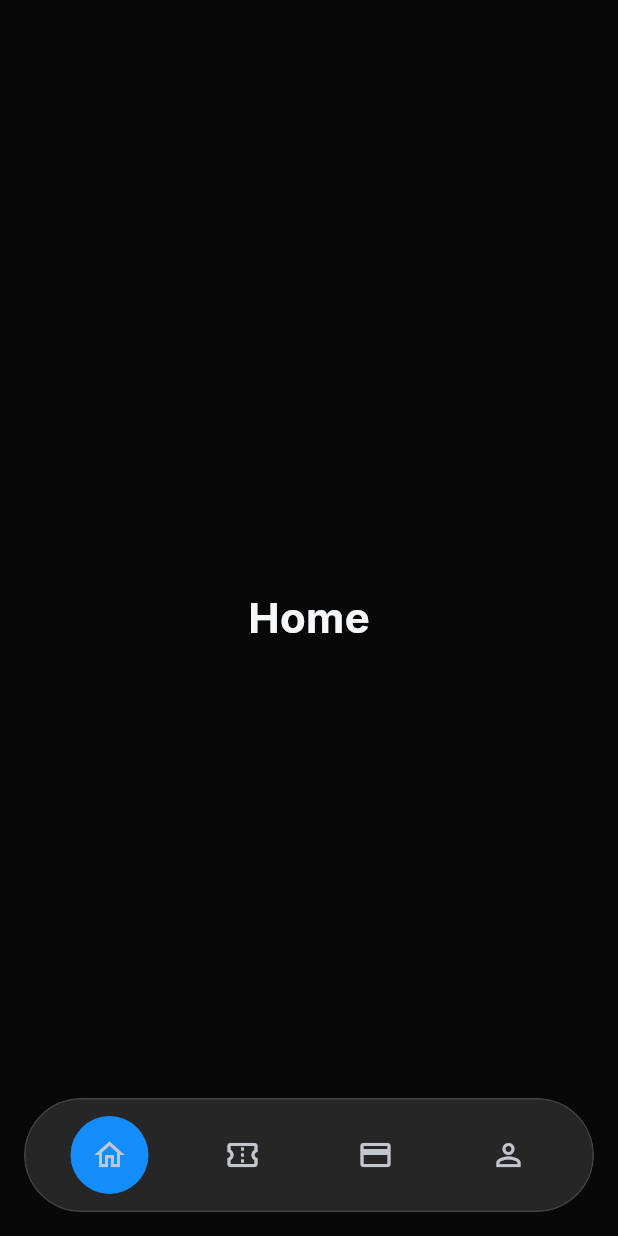
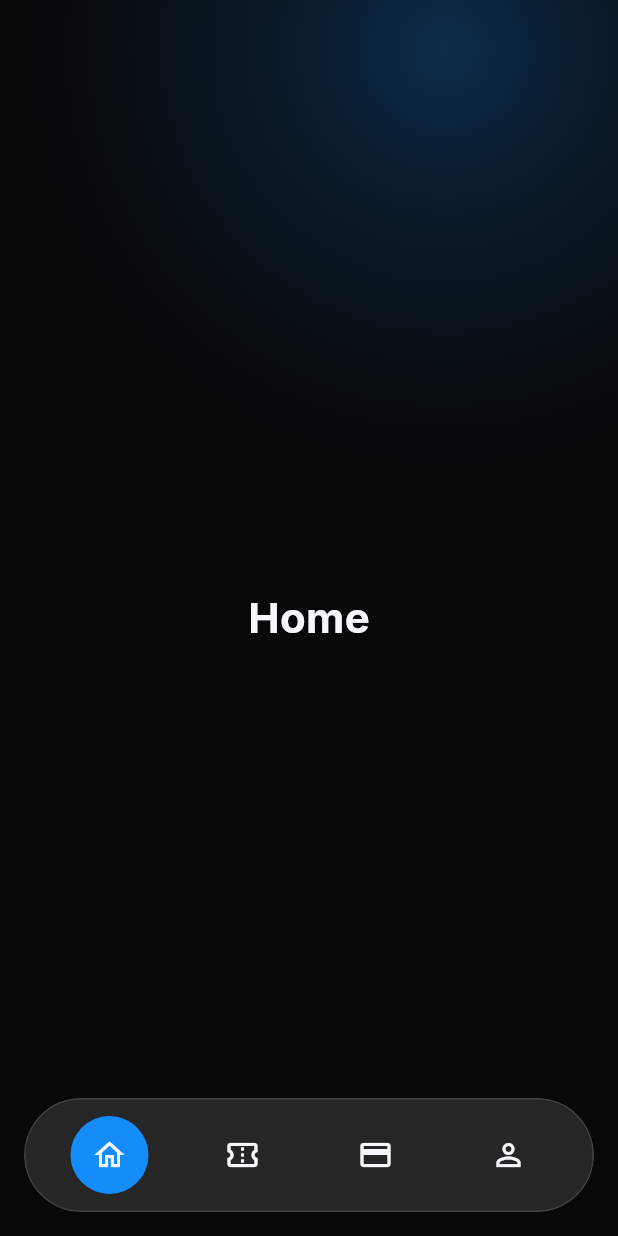
Before and after one commit to Gafclerck/ticketpass, a Flutter app: the screen it shows after launch, on a phone screen of 412 x 824 dp. Run offline on Flutter 3.47's test engine with Material 3 defaults, Android fonts, the phone set to English and light mode, and no system bars; our stand-ins replace drift, flutter_riverpod, go_router, google_fonts, qr_flutter; accounts and stored records are empty; generated files the repository leaves out were written again.

Commit message:
feat(ds): complete design tokens, AppTheme and AppShell with radial glow

```diff
--- a/lib/core/routing/app_router.dart
+++ b/lib/core/routing/app_router.dart
@@ -1,7 +1,7 @@
 import 'package:flutter/material.dart';
 import 'package:go_router/go_router.dart';
-import 'package:ticketpass/core/theme/app_colors.dart';
 import 'package:ticketpass/core/widgets/app_bottom_navigation_bar.dart';
+import 'package:ticketpass/core/widgets/app_shell.dart';
 import 'package:ticketpass/features/home/presentation/screens/home_page.dart';
 import 'package:ticketpass/features/event/presentation/screens/events_page.dart';
 import 'package:ticketpass/features/ticket/presentation/screens/my_tickets_page.dart';
@@ -15,15 +15,18 @@ final GoRouter router = GoRouter(
     // routes hors StatefulShellBranch : pas de barre de navigation
     GoRoute(
       path: '${AppRoutes.ticketDetail}:id',
-      builder: (context, state) => TicketDetailPage(
+      builder: (context, state) => AppShell(
+        child: TicketDetailPage(
           ticketId: state.pathParameters['id']!,
+        ),
       ),
     ),
     StatefulShellRoute.indexedStack(
       builder: (context, state, navigationShell) {
         return Scaffold(
-          backgroundColor: AppColors.background,
-          body: Stack(
+          backgroundColor: Colors.transparent,
+          body: AppShell(
+            child: Stack(
               children: [
                 // navigationShell EST le widget qui affiche la page active
                 navigationShell,
@@ -40,6 +43,7 @@ final GoRouter router = GoRouter(
                   ),
                 ),
               ],
+            ),
           ),
         );
       },
--- a/lib/core/theme/app_colors.dart
+++ b/lib/core/theme/app_colors.dart
@@ -20,21 +20,47 @@ abstract class AppColors {
   // Texte discret : petits labels sous les stats (ex: "Événements", "Billets")
   static const Color textMuted = Color(0xFF6F737C);
 
-  // Fond "glass" des cartes/boutons (blanc à 6% d'opacité)
+  // Fond "glass" des cartes/boutons (blanc à 6-10% d'opacité)
   static const Color glassSurface = Color(0x0FFFFFFF);
+  static const Color glassSubtle = Color(0x0FFFFFFF);
 
   // Bordure des cartes/boutons "glass" (blanc à 10% d'opacité)
   static const Color glassBorder = Color(0x1AFFFFFF);
 
-  // Fond de la navbar flottante, plus opaque que les cartes (blanc à 12%)
-  static const Color navBarBackground = Color(0x1FFFFFFF);
+  // Niveaux glass standard / elevated (spec §9 "Glass layer reference")
+  static const Color glassStandard = Color(0x1FFFFFFF); // white 12%
+  static const Color glassElevated = Color(0x24FFFFFF); // white 14%
 
-  // Bordure de la navbar (blanc à 14%)
-  static const Color navBarBorder = Color(0x24FFFFFF);
+  // Bordures glass standard / elevated
+  static const Color borderStandard = Color(0x24FFFFFF); // white 14%
+  static const Color borderElevated = Color(0x29FFFFFF); // white 16%
+
+  // Fond de la navbar flottante (white 12%) — conservé pour compatibilité
+  static const Color navBarBackground = glassStandard;
+
+  // Bordure de la navbar (white 14%)
+  static const Color navBarBorder = borderStandard;
 
   // Cercle plein derrière l'icône active dans la navbar = même bleu que primary
   static const Color navBarSelectedBg = primary;
 
   // Fond du cercle avatar sur la page profil (bleu primary à 30% d'opacité)
   static const Color avatarBackground = Color(0x4D148CFA);
+
+  // États du bleu accent (spec §14)
+  static const Color primaryHovered = Color(0xFF2A98FB);
+  static const Color primaryPressed = Color(0xFF0E79DC);
+  static const Color primaryBorder = Color(0x80148CFA); // primary à 50% (focus)
+
+  // Couleurs de statut (spec §5.9 Badge)
+  static const Color success = Color(0xFF22C55E);
+  static const Color successText = Color(0xFF4ADE80);
+  static const Color successBorder = Color(0x4D22C55E); // success à 30%
+  static const Color error = Color(0xFFEF4444);
+  static const Color errorText = Color(0xFFF87171);
+  static const Color errorBorder = Color(0x4DEF4444);
+
+  // Overlays sombres (barres, modales, sheets)
+  static const Color overlayDark = Color(0xD1080808); // ~82%
+  static const Color overlayStrong = Color(0xEB080808); // ~92%
 }
--- /dev/null
+++ b/lib/core/theme/app_radius.dart
@@ -0,0 +1,28 @@
+/// Tokens de rayon — spec `FLUTTER_PROTOTYPE_SPEC.md` §9 "Border-radius reference".
+abstract class AppRadius {
+  AppRadius._();
+
+  /// EventCard, TicketCard, GlassCard, QR card.
+  static const double card = 28;
+
+  /// Hero image, grand QR card.
+  static const double large = 32;
+
+  /// Inputs, textarea, metadata chips, stat cards, info boxes.
+  static const double box = 20;
+
+  /// Conteneur de la BottomNav.
+  static const double nav = 38;
+
+  /// Pastilles, mini-thumbnails, logo.
+  static const double small = 14;
+
+  /// Boutons primaires/secondaires (28), formes pleines.
+  static const double button = 28;
+
+  /// Coin supérieur de la modal scanner (32).
+  static const double modalTop = 32;
+
+  /// Placidité totale (pills, cercles).
+  static const double pill = 999;
+}
--- /dev/null
+++ b/lib/core/theme/app_spacing.dart
@@ -0,0 +1,26 @@
+/// Tokens d'espacement du Design System — spec `FLUTTER_PROTOTYPE_SPEC.md` §9.
+abstract class AppSpacing {
+  AppSpacing._();
+
+  static const double xxs = 4;
+  static const double xs = 8;
+  static const double sm = 12;
+  static const double md = 16;
+  static const double lg = 20;
+  static const double xl = 24;
+  static const double xxl = 32;
+  static const double xxxl = 40;
+
+  // Constraints globaux (spec §9)
+  static const double pageHorizontal = lg; // px-5 = 20
+  static const double pageTop = xxxl + xs; // pt-12 = 48
+  static const double bottomClearanceWithNav = 112; // pb-28
+  static const double bottomClearanceNoNav = xxxl; // pb-10 = 40
+
+  // Gaps entre colonnes d'une même carte (gap-4)
+  static const double cardGap = md;
+  // Gaps entre petits items (gap-3)
+  static const double itemGap = sm;
+  // Gaps entre sections (gap-5)
+  static const double sectionGap = lg;
+}
--- a/lib/core/theme/app_theme.dart
+++ b/lib/core/theme/app_theme.dart
@@ -1,34 +1,150 @@
 import 'package:flutter/material.dart';
+import 'package:google_fonts/google_fonts.dart';
 import 'app_colors.dart';
+import 'app_radius.dart';
+import 'app_spacing.dart';
+import 'app_typography.dart';
 
+/// Thème global de l'application — unique source de vérité visuelle.
+///
+/// C'est le SEUL endroit qui assemble les tokens du design system
+/// (`app_colors`, `app_radius`, `app_spacing`, `app_typography`) en un
+/// `ThemeData` conforme à la spec `FLUTTER_PROTOTYPE_SPEC.md`.
 abstract class AppTheme {
   AppTheme._();
 
   static ThemeData get dark {
-    final colorScheme = ColorScheme.fromSeed(
-      seedColor: AppColors.primary,
-      brightness: Brightness.dark,
-    );
+    final textTheme = _buildTextTheme();
 
     return ThemeData(
       useMaterial3: true,
       brightness: Brightness.dark,
-      colorScheme: colorScheme,
+      colorScheme: _colorScheme,
       scaffoldBackgroundColor: AppColors.background,
+      fontFamily: AppTypography.ui,
+      textTheme: textTheme,
       appBarTheme: const AppBarTheme(
         backgroundColor: AppColors.background,
         foregroundColor: AppColors.textPrimary,
         elevation: 0,
         centerTitle: true,
       ),
+      inputDecorationTheme: _inputDecorationTheme,
       snackBarTheme: const SnackBarThemeData(
         behavior: SnackBarBehavior.floating,
-        backgroundColor: AppColors.glassSurface,
+        backgroundColor: AppColors.glassElevated,
         contentTextStyle: TextStyle(color: AppColors.textPrimary),
       ),
-      inputDecorationTheme: const InputDecorationTheme(
-        border: OutlineInputBorder(),
+      dividerTheme: const DividerThemeData(
+        color: AppColors.glassBorder,
+        thickness: 1,
+      ),
+      cardTheme: CardThemeData(
+        color: AppColors.glassSurface,
+        elevation: 0,
+        margin: EdgeInsets.zero,
+        surfaceTintColor: Colors.transparent,
+        shape: RoundedRectangleBorder(
+          borderRadius: BorderRadius.circular(AppRadius.card),
+          side: const BorderSide(color: AppColors.glassBorder),
+        ),
       ),
     );
   }
+
+  /// Palette custom non générée par `ColorScheme.fromSeed` : la spec impose
+  /// un bleu électrique unique + verre blanc translucide, PAS la dérive
+  /// tonale M3. Les `surface` sont des dégradés de `#080808` (jinx full
+  /// glass les backgrounds natifs Material).
+  static const ColorScheme _colorScheme = ColorScheme.dark(
+    primary: AppColors.primary,
+    onPrimary: Colors.white,
+    secondary: AppColors.textSecondary,
+    onSecondary: AppColors.background,
+    error: AppColors.error,
+    onError: Colors.white,
+    surface: Color(0xFF0F1218),
+    onSurface: AppColors.textPrimary,
+    surfaceContainerHighest: Color(0xFF1A1E26),
+    outline: AppColors.glassBorder,
+    outlineVariant: AppColors.glassSubtle,
+  );
+
+  /// Typo : Inter pour l'UI, Playfair Display pour les titres éditoriaux
+  /// (headlines des événements).
+  static TextTheme _buildTextTheme() {
+    final base = GoogleFonts.interTextTheme();
+
+    return base.copyWith(
+      displayLarge: base.displayLarge?.copyWith(
+        fontFamily: AppTypography.display,
+        fontWeight: FontWeight.bold,
+        color: AppColors.textPrimary,
+      ),
+      headlineLarge: base.headlineLarge?.copyWith(
+        fontFamily: AppTypography.display,
+        fontWeight: FontWeight.bold,
+        color: AppColors.textPrimary,
+      ),
+      headlineMedium: base.headlineMedium?.copyWith(
+        fontFamily: AppTypography.display,
+        fontWeight: FontWeight.bold,
+        color: AppColors.textPrimary,
+      ),
+      headlineSmall: base.headlineSmall?.copyWith(
+        fontWeight: FontWeight.bold,
+        color: AppColors.textPrimary,
+      ),
+      titleLarge: base.titleLarge?.copyWith(
+        fontWeight: FontWeight.bold,
+        color: AppColors.textPrimary,
+      ),
+      titleMedium: base.titleMedium?.copyWith(
+        fontWeight: FontWeight.w600,
+        color: AppColors.textPrimary,
+      ),
+      bodyLarge: base.bodyLarge?.copyWith(color: AppColors.textPrimary),
+      bodyMedium: base.bodyMedium?.copyWith(color: AppColors.textSecondary),
+      bodySmall: base.bodySmall?.copyWith(color: AppColors.textMuted),
+      labelLarge: base.labelLarge?.copyWith(
+        fontWeight: FontWeight.w600,
+        color: AppColors.textPrimary,
+      ),
+    );
+  }
+
+  /// Champs de formulaire conformes spec §11 : hauteur 56, radius 20,
+  /// fond white/10, bordure white/12, focus primary/50.
+  static final InputDecorationTheme _inputDecorationTheme =
+      InputDecorationTheme(
+        filled: true,
+        fillColor: AppColors.glassSurface,
+        contentPadding: const EdgeInsets.symmetric(
+          horizontal: 20,
+          vertical: 16,
+        ),
+        border: _inputBorder,
+        enabledBorder: _inputBorder,
+        focusedBorder: const OutlineInputBorder(
+          borderRadius: BorderRadius.all(Radius.circular(AppRadius.box)),
+          borderSide: BorderSide(color: AppColors.primaryBorder, width: 1.5),
+        ),
+        labelStyle: const TextStyle(color: AppColors.textSecondary),
+        hintStyle: const TextStyle(color: AppColors.textMuted),
+      );
+
+  static const OutlineInputBorder _inputBorder = OutlineInputBorder(
+    borderRadius: BorderRadius.all(Radius.circular(AppRadius.box)),
+    borderSide: BorderSide(color: AppColors.glassBorder),
+  );
+
+  /// Padding standard des pages : h:20 + clearance bas (spec §9).
+  static EdgeInsets pagePadding({double bottom = AppSpacing.lg}) {
+    return EdgeInsets.fromLTRB(
+      AppSpacing.pageHorizontal,
+      AppSpacing.pageTop,
+      AppSpacing.pageHorizontal,
+      bottom,
+    );
+  }
 }
--- /dev/null
+++ b/lib/core/theme/app_typography.dart
@@ -0,0 +1,10 @@
+/// Tokens typographiques — spec `FLUTTER_PROTOTYPE_SPEC.md` §1 & §14.
+///
+/// - `ui` : Inter pour toute la copy UI.
+/// - `display` : Playfair Display pour les titres d'événements (hero, cartes).
+abstract class AppTypography {
+  AppTypography._();
+
+  static const String ui = 'Inter';
+  static const String display = 'Playfair Display';
+}
--- /dev/null
+++ b/lib/core/widgets/app_shell.dart
@@ -0,0 +1,43 @@
+import 'package:flutter/material.dart';
+import 'package:ticketpass/core/theme/app_colors.dart';
+
+/// Coquille applicative — spec `FLUTTER_PROTOTYPE_SPEC.md` §5.1.
+///
+/// Pose le fond `#080808` et le halo bleu radial ambient (top-right,
+/// opacité 28% → transparent) sous l'écran courant. Toutes les pages
+/// non-fullscreen (hors scanner) sont rendues à l'intérieur.
+class AppShell extends StatelessWidget {
+  final Widget child;
+
+  const AppShell({super.key, required this.child});
+
+  static const List<Color> _glowColors = [
+    Color(0x47148CFA), // rgba(20,140,250, 0.28)
+    Color(0x1F148CFA), // rgba(20,140,250, 0.12)
+    Color(0x00148CFA), // transparent
+  ];
+  static const List<double> _glowStops = [0.0, 0.24, 0.58];
+
+  @override
+  Widget build(BuildContext context) {
+    return ColoredBox(
+      color: AppColors.background,
+      child: Stack(
+        fit: StackFit.expand,
+        children: [
+          const DecoratedBox(
+            decoration: BoxDecoration(
+              gradient: RadialGradient(
+                center: Alignment(0.44, -0.92),
+                radius: 1.2,
+                colors: _glowColors,
+                stops: _glowStops,
+              ),
+            ),
+          ),
+          child,
+        ],
+      ),
+    );
+  }
+}
```
Lines whose indentation alone changed are shown as unchanged.
